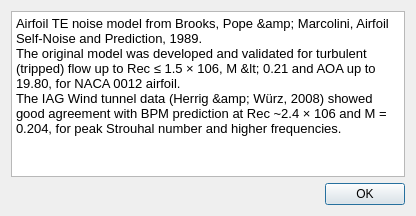
Above: src/Noise/noisewarningdialog.ui from rmaugusto/qblade before the change. Below: the same form after it.
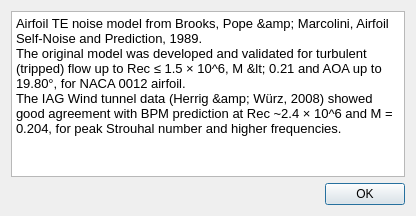
That is the form after the change.

Patch:
```diff
--- a/src/Noise/noisewarningdialog.ui
+++ b/src/Noise/noisewarningdialog.ui
@@ -29,8 +29,8 @@
      </property>
      <property name="plainText">
       <string>Airfoil TE noise model from Brooks, Pope &amp; Marcolini, Airfoil Self-Noise and Prediction, 1989. 
-The original model was developed and validated for turbulent (tripped) flow up to Rec ≤ 1.5 × 106, M &lt; 0.21 and AOA up to 19.80, for NACA 0012 airfoil. 
-The IAG Wind tunnel data (Herrig &amp; Würz, 2008) showed good agreement with BPM prediction at Rec ~2.4 × 106 and M = 0.204, for peak Strouhal number and higher frequencies.</string>
+The original model was developed and validated for turbulent (tripped) flow up to Rec ≤ 1.5 × 10^6, M &lt; 0.21 and AOA up to 19.80°, for NACA 0012 airfoil. 
+The IAG Wind tunnel data (Herrig &amp; Würz, 2008) showed good agreement with BPM prediction at Rec ~2.4 × 10^6 and M = 0.204, for peak Strouhal number and higher frequencies.</string>
      </property>
      <property name="overwriteMode">
       <bool>false</bool>
```
